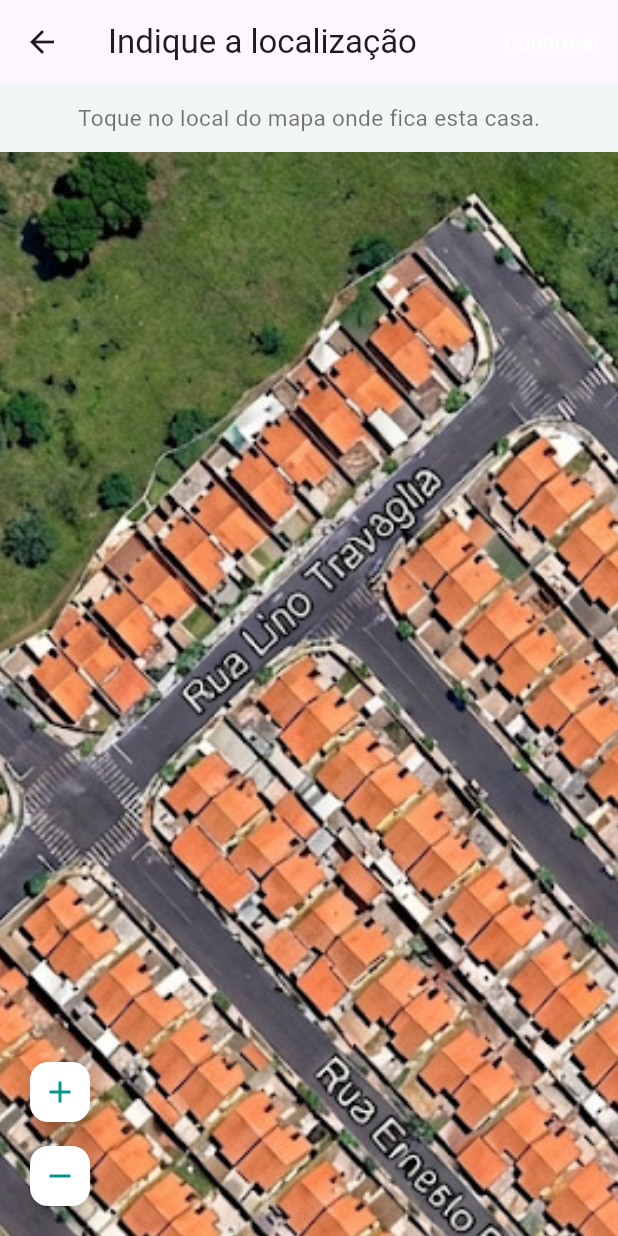
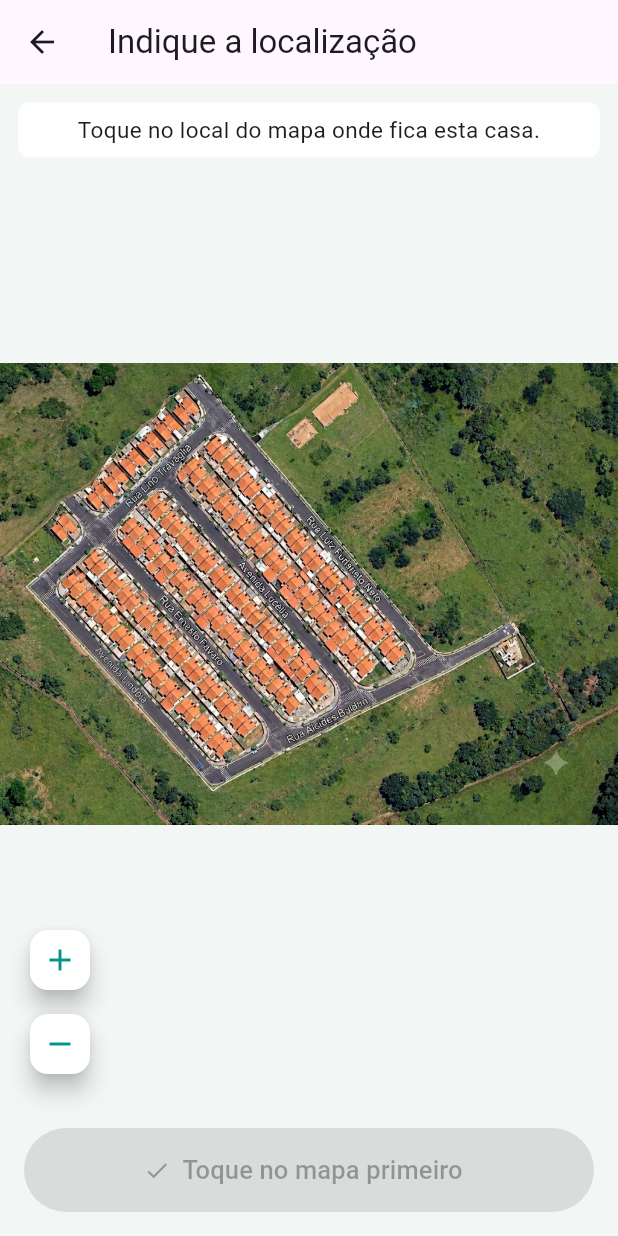
Before and after one commit to Guilherme-Zamboni/app_agente_saude, a Flutter app: the TelaSelecionarLocalMapa screen opened directly, on a phone screen of 412 x 824 dp. Run offline on Flutter 3.47's test engine with Material 3 defaults, Android fonts, the phone set to English and light mode, and no system bars; our stand-ins replace fl_chart, flutter_secure_storage, local_auth, sqflite_sqlcipher; accounts and stored records are empty.

Commit message:
Parte de seleção - semi pronta

```diff
--- a/lib/screens/tela_cadastro_domicilio.dart
+++ b/lib/screens/tela_cadastro_domicilio.dart
@@ -85,7 +85,7 @@ class _TelaCadastroDomicilioState extends State<TelaCadastroDomicilio> {
     if (!mounted) return;
 
     // Pede para o agente indicar onde fica a casa no mapa antes de seguir
-    final posicao = await Navigator.push<Offset>(
+    final posicao = await Navigator.push<Offset?>(
       context,
       MaterialPageRoute(builder: (_) => const TelaSelecionarLocalMapa()),
     );
--- a/lib/screens/tela_mapa_territorio.dart
+++ b/lib/screens/tela_mapa_territorio.dart
@@ -86,7 +86,7 @@ class _TelaMapaTerritorioState extends State<TelaMapaTerritorio> {
   }
 
   Future<void> _moverNoMapa(Domicilio domicilio) async {
-    final posicao = await Navigator.push<Offset>(
+    final posicao = await Navigator.push<Offset?>(
       context,
       MaterialPageRoute(
         builder: (_) => TelaSelecionarLocalMapa(
@@ -272,7 +272,7 @@ class _TelaMapaTerritorioState extends State<TelaMapaTerritorio> {
                         'assets/maps/territorio_teste.jpg',
                         width: _larguraMapa,
                         height: _alturaMapa,
-                        fit: BoxFit.cover,
+                        fit: BoxFit.contain,
                       ),
                       for (final d in domicilios)
                         if (d.posX != null && d.posY != null)
--- a/lib/screens/tela_selecionar_local_mapa.dart
+++ b/lib/screens/tela_selecionar_local_mapa.dart
@@ -11,13 +11,10 @@ class TelaSelecionarLocalMapa extends StatefulWidget {
 }
 
 class _TelaSelecionarLocalMapaState extends State<TelaSelecionarLocalMapa> {
-  static const double _larguraMapa = 1200;
-  static const double _alturaMapa = 1200;
+  final _controladorZoom = TransformationController();
+  final _chaveMapa = GlobalKey();
 
-  final _controladorZoom = TransformationController();
-  final _chaveMapa = GlobalKey(); // referência ao próprio mapa, para medir o toque
-
-  Offset? _posicaoSelecionada; // coordenadas relativas, 0.0 a 1.0
+  Offset? _posicaoSelecionada; // proporção 0.0 a 1.0
 
   @override
   void initState() {
@@ -40,18 +37,16 @@ class _TelaSelecionarLocalMapaState extends State<TelaSelecionarLocalMapa> {
     });
   }
 
-  void _aoTocarNoMapa(TapDownDetails details) {
-    // Mede em relação ao próprio SizedBox do mapa (via GlobalKey),
-    // e não em relação à tela inteira - isso mantém a conta correta
-    // mesmo com zoom, arraste ou camadas extras em volta.
+  void _aoTocarNoMapa(TapUpDetails details) {
     final box = _chaveMapa.currentContext!.findRenderObject() as RenderBox;
     final local = box.globalToLocal(details.globalPosition);
     setState(() {
       _posicaoSelecionada = Offset(
-        (local.dx / _larguraMapa).clamp(0.0, 1.0),
-        (local.dy / _alturaMapa).clamp(0.0, 1.0),
+        (local.dx / box.size.width).clamp(0.0, 1.0),
+        (local.dy / box.size.height).clamp(0.0, 1.0),
       );
     });
+    debugPrint('>>> TOQUE: resultado=$_posicaoSelecionada');
   }
 
   void _confirmar() {
@@ -61,62 +56,80 @@ class _TelaSelecionarLocalMapaState extends State<TelaSelecionarLocalMapa> {
       );
       return;
     }
+    debugPrint('>>> CONFIRMAR: devolvendo $_posicaoSelecionada');
     Navigator.pop(context, _posicaoSelecionada);
   }
 
   @override
   Widget build(BuildContext context) {
+    final temPosicao = _posicaoSelecionada != null;
+
     return Scaffold(
       appBar: AppBar(
         title: const Text('Indique a localização'),
-        actions: [
-          TextButton(
-            onPressed: _confirmar,
-            child: const Text('Confirmar', style: TextStyle(color: Colors.white)),
+      ),
+      bottomNavigationBar: SafeArea(
+        child: Padding(
+          padding: const EdgeInsets.all(16),
+          child: SizedBox(
+            height: 56,
+            child: ElevatedButton.icon(
+              onPressed: temPosicao ? _confirmar : null,
+              icon: const Icon(Icons.check),
+              label: Text(
+                temPosicao ? 'Confirmar localização' : 'Toque no mapa primeiro',
+                style: const TextStyle(fontSize: 17),
+              ),
+            ),
+          ),
+        ),
+      ),
+      body: Stack(
+        children: [
+          InteractiveViewer(
+            transformationController: _controladorZoom,
+            minScale: 1,
+            maxScale: 4,
+            child: GestureDetector(
+              behavior: HitTestBehavior.opaque,
+              onTapUp: _aoTocarNoMapa,
+              child: SizedBox.expand(
+                key: _chaveMapa,
+                child: Stack(
+                  fit: StackFit.expand,
+                  children: [
+                    Image.asset(
+                      'assets/maps/territorio_teste.jpg',
+                      fit: BoxFit.contain,
+                    ),
+                    if (_posicaoSelecionada != null)
+                      Align(
+                        alignment: Alignment(
+                          _posicaoSelecionada!.dx * 2 - 1,
+                          _posicaoSelecionada!.dy * 2 - 1,
+                        ),
+                        child: const Icon(Icons.location_on,
+                            color: Colors.red, size: 44),
                       ),
                   ],
                 ),
-      body: Column(
-        children: [
-          const Padding(
-            padding: EdgeInsets.all(12),
-            child: Text(
-              'Toque no local do mapa onde fica esta casa.',
-              style: TextStyle(fontSize: 15, color: Colors.black54),
               ),
             ),
-          Expanded(
-            child: Stack(
-              children: [
-                InteractiveViewer(
-                  transformationController: _controladorZoom,
-                  minScale: 0.5,
-                  maxScale: 3,
-                  constrained: false,
-                  boundaryMargin: const EdgeInsets.all(80),
-                  child: GestureDetector(
-                    onTapDown: _aoTocarNoMapa,
-                    child: SizedBox(
-                      key: _chaveMapa,
-                      width: _larguraMapa,
-                      height: _alturaMapa,
-                      child: Stack(
-                        children: [
-                          Image.asset(
-                            'assets/maps/territorio_teste.jpg',
-                            width: _larguraMapa,
-                            height: _alturaMapa,
-                            fit: BoxFit.cover,
           ),
-                          if (_posicaoSelecionada != null)
           Positioned(
-                              left: _posicaoSelecionada!.dx * _larguraMapa - 20,
-                              top: _posicaoSelecionada!.dy * _alturaMapa - 40,
-                              child: const Icon(Icons.location_on,
-                                  color: Colors.red, size: 40),
+            top: 12,
+            left: 12,
+            right: 12,
+            child: Container(
+              padding: const EdgeInsets.symmetric(horizontal: 12, vertical: 8),
+              decoration: BoxDecoration(
+                color: Colors.white.withValues(alpha: 0.92),
+                borderRadius: BorderRadius.circular(8),
               ),
-                        ],
-                      ),
+              child: const Text(
+                'Toque no local do mapa onde fica esta casa.',
+                textAlign: TextAlign.center,
+                style: TextStyle(fontSize: 15),
               ),
             ),
           ),
@@ -143,9 +156,6 @@ class _TelaSelecionarLocalMapaState extends State<TelaSelecionarLocalMapa> {
           ),
         ],
       ),
-          ),
-        ],
-      ),
     );
   }
 }
```
Lines whose indentation alone changed are shown as unchanged.
